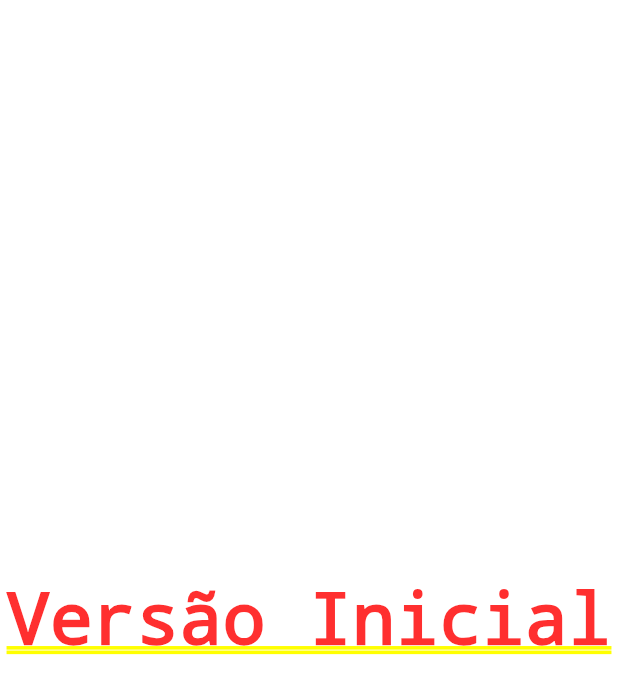
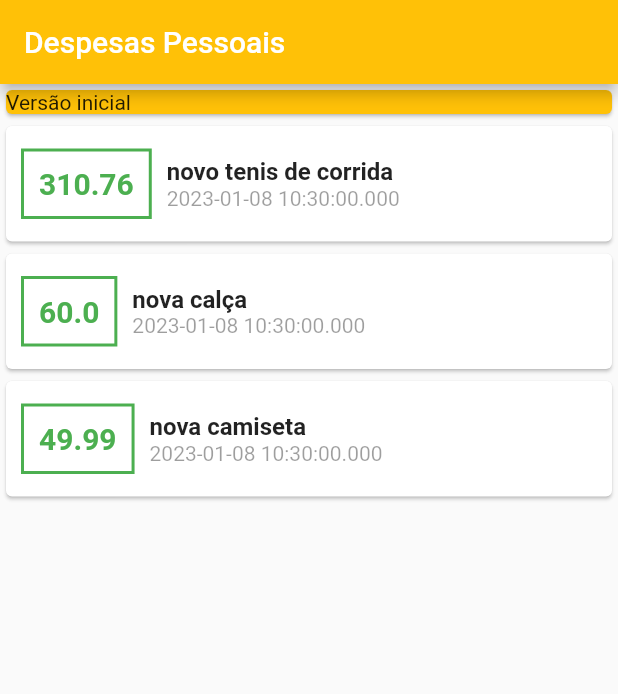
Before and after one commit to GabrielCiriaco/Flutter_Projeto1, a Flutter app: the screen it shows after launch, on a phone screen of 412 x 824 dp. Shown: the top 694 px of the screen. Run offline on Flutter 3.47's test engine with Material 2 defaults, Android fonts, the phone set to English and light mode, and no system bars.

Commit message:
Feito o esqueleto da tela inicial

```diff
--- a/lib/main.dart
+++ b/lib/main.dart
@@ -1,5 +1,7 @@
+// ignore_for_file: prefer_const_constructors, sized_box_for_whitespace, avoid_unnecessary_containers
+
 import 'package:flutter/material.dart';
-
+import 'package:projeto_perguntas/models/trasacoes.dart';
 void main() => runApp(AppFinanceiro());
 
 class AppFinanceiro extends StatelessWidget {
@@ -10,8 +12,93 @@ class AppFinanceiro extends StatelessWidget {
 }
 
 class HomePage extends StatelessWidget {
+
+  final _transactions = [
+    Transaction(id: 't1', title:'novo tenis de corrida', value: 310.76, date: DateTime.now()),
+    Transaction(id: 't2', title:'nova calça', value: 60.00, date: DateTime.now()),
+    Transaction(id: 't3', title:'nova camiseta', value: 49.99, date: DateTime.now()),
+  ];
+
+
   @override
   Widget build(BuildContext context) {
-    return Center(child: Text("Versão Inicial"));
+    return Scaffold(
+
+      appBar: AppBar(
+        backgroundColor: Colors.amber,
+        title: Text("Despesas Pessoais"),
+      ),
+
+      body: Column(
+        // ignore: prefer_const_literals_to_create_immutables
+        crossAxisAlignment: CrossAxisAlignment.stretch,
+        children:[
+          Container(
+            child: Card(
+              color: Colors.amber,
+              child: Text("Versão inicial")),
+          ),
+
+
+          Column(
+            children:[ ..._transactions.map((tr){
+              return Card(
+                child:
+                  Row(children: [
+                    Container(
+
+                      margin: EdgeInsets.symmetric(
+                        horizontal: 10,
+                        vertical: 15
+                      ),
+
+                      decoration: BoxDecoration(
+                        border: Border.all(
+                          color: Colors.green,
+                          width: 2
+                        )
+                      ),
+
+                      padding: EdgeInsets.all(10),
+
+                      child: Text(
+                        tr.value.toString(),
+                        style: TextStyle(
+                          fontWeight: FontWeight.bold,
+                          fontSize: 20,
+                          color: Colors.green
+                        ),
+                      ),
+                    ),
+
+                  Column(
+                    crossAxisAlignment: CrossAxisAlignment.start,
+                    children: [
+                      Text(
+                        tr.title,
+                        style: TextStyle(
+                          fontWeight: FontWeight.bold,
+                          fontSize: 16,
+                        ),
+                      ),
+
+                      Text(
+                        tr.date.toString(),
+                        style: TextStyle(
+                          color: Colors.black38
+                        ),
+                      )
+                    ],
+                  )
+                  ]),
+              );
+            }).toList(),
+            ]
+          )
+
+
+        ]
+      )
+    );
   }
 }
--- /dev/null
+++ b/lib/models/trasacoes.dart
@@ -0,0 +1,13 @@
+class Transaction{
+  final String id;
+  final String title;
+  final double value;
+  final DateTime date;
+
+  Transaction({
+    required this.id,
+    required this.title,
+    required this.value,
+    required this.date,
+  });
+}
```
